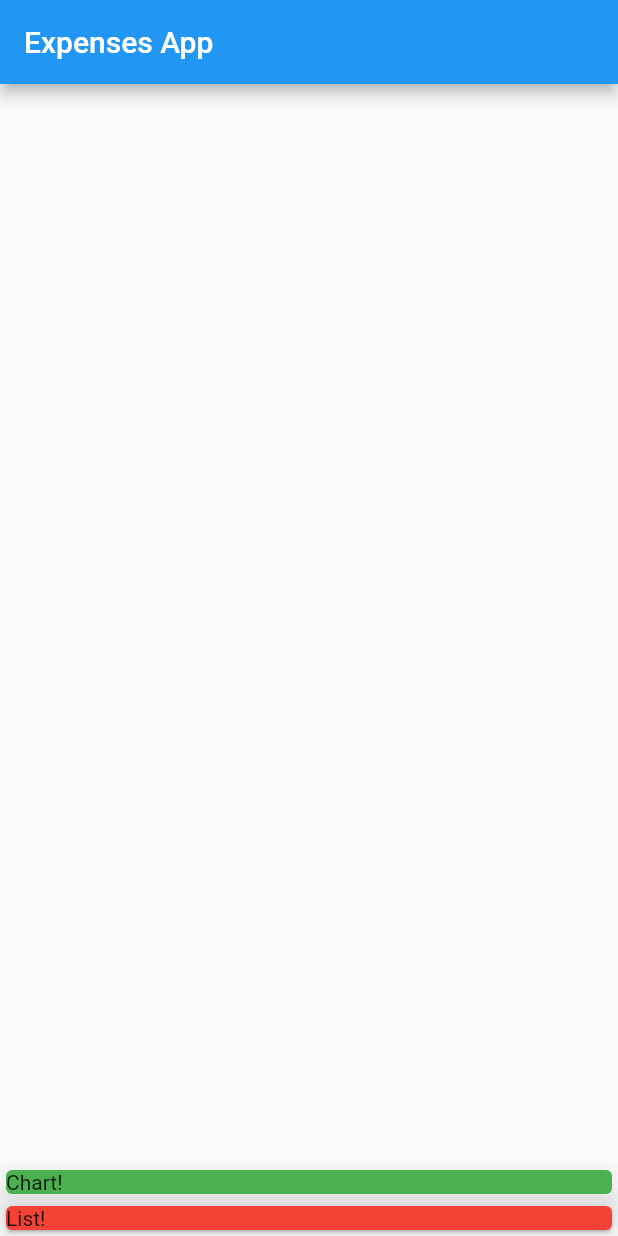
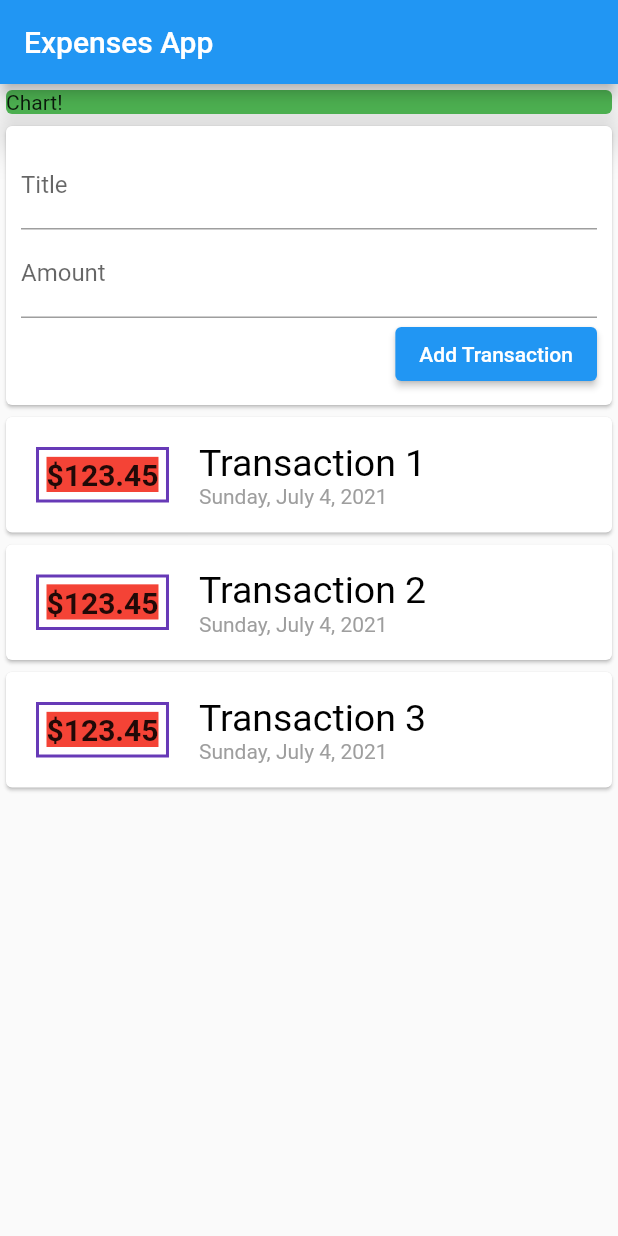
Before and after one commit to Sangamesh77/Flutter_tutorials, a Flutter app: the screen it shows after launch, on a phone screen of 412 x 824 dp. Run offline on Flutter 3.47's test engine with Material 2 defaults, Android fonts, the phone set to English and light mode, and no system bars.

Commit message:
More updates

```diff
--- a/lib/main.dart
+++ b/lib/main.dart
@@ -1,4 +1,8 @@
+import 'package:expenses_tracker/widgets/user_transaction.dart';
 import 'package:flutter/material.dart';
+import 'models/Transaction.dart';
+import './widgets/transaction_list.dart';
+import './widgets/new_transaction.dart';
 
 void main() {
   runApp(MyApp());
@@ -19,6 +23,9 @@ class MyApp extends StatelessWidget {
 }
 
 class HomePage extends StatelessWidget {
+  // String InputTitle;
+  // String InputAmount;
+
   @override
   Widget build(BuildContext context) {
     return Scaffold(
@@ -26,7 +33,7 @@ class HomePage extends StatelessWidget {
         title: Text("Expenses App"),
       ),
       body: Column(
-        mainAxisAlignment: MainAxisAlignment.end,
+        mainAxisAlignment: MainAxisAlignment.start,
         crossAxisAlignment: CrossAxisAlignment.stretch,
         children: <Widget>[
           Card(
@@ -34,10 +41,7 @@ class HomePage extends StatelessWidget {
             child: Text("Chart!"),
             elevation: 10,
           ),
-          Card(
-            color: Colors.red,
-            child: Text("List!"),
-          )
+          UserTransactions(),
         ],
       ),
     );
--- /dev/null
+++ b/lib/models/Transaction.dart
@@ -0,0 +1,15 @@
+import 'package:flutter/foundation.dart';
+
+class Transaction {
+  final String id;
+  final String title;
+  final double amount;
+  final DateTime date;
+
+  Transaction({
+    @required this.id,
+    @required this.title,
+    @required this.amount,
+    @required this.date,
+  });
+}
--- /dev/null
+++ b/lib/widgets/new_transaction.dart
@@ -0,0 +1,44 @@
+import 'package:flutter/material.dart';
+
+class NewTransaction extends StatelessWidget {
+  //const NewTransaction({Key? key}) : super(key: key);
+  final titleController = TextEditingController();
+  final amountController = TextEditingController();
+  final Function(String,double) _addTransaction;
+
+  NewTransaction(this._addTransaction);
+
+  @override
+  Widget build(BuildContext context) {
+    return Card(
+      child: Container(
+        margin: EdgeInsets.all(10),
+        child: Column(
+          crossAxisAlignment: CrossAxisAlignment.end,
+          children: [
+            TextField(
+              decoration: InputDecoration(
+                labelText: 'Title',
+              ),
+              //onChanged: (val) => InputTitle = val,
+              controller: titleController,
+            ),
+            TextField(
+              decoration: InputDecoration(
+                labelText: 'Amount',
+              ),
+              // onChanged: (val) => InputAmount = val,
+              controller: amountController,
+            ),
+            ElevatedButton(
+              child: Text('Add Transaction'),
+              onPressed: () {
+                _addTransaction(titleController.text,double.parse(amountController.text));
+              },
+            )
+          ],
+        ),
+      ),
+    );
+  }
+}
--- /dev/null
+++ b/lib/widgets/transaction_list.dart
@@ -0,0 +1,62 @@
+import 'package:flutter/material.dart';
+import '../models/Transaction.dart';
+import 'package:intl/intl.dart';
+
+class TransactionList extends StatelessWidget {
+  final List<Transaction> _usertransactions;
+
+  TransactionList(this._usertransactions);
+
+  @override
+  Widget build(BuildContext context) {
+    return Container(
+      height: 300,
+      child: SingleChildScrollView(
+        child: Column(
+          children: _usertransactions.map((tx) {
+            return Card(
+                child: Row(children: [
+              Container(
+                  padding: EdgeInsets.all(5),
+                  margin: EdgeInsets.all(20),
+                  decoration: BoxDecoration(
+                    border: Border.all(
+                      color: Colors.deepPurple,
+                      width: 2,
+                    ),
+                  ),
+                  child: Text(
+                    '\$${tx.amount}',
+                    style: TextStyle(
+                      fontWeight: FontWeight.bold,
+                      backgroundColor: Colors.red,
+                      fontSize: 20,
+                    ),
+                  )),
+              Column(
+                crossAxisAlignment: CrossAxisAlignment.start,
+                children: [
+                  Text(
+                    tx.title,
+                    textAlign: TextAlign.left,
+                    style: TextStyle(
+                      fontSize: 25,
+                      color: Colors.black,
+                    ),
+                  ),
+                  Text(
+                    DateFormat.yMMMMEEEEd().format(tx.date),
+                    textAlign: TextAlign.justify,
+                    style: TextStyle(
+                      color: Colors.grey,
+                    ),
+                  ),
+                ],
+              ),
+            ]));
+          }).toList(),
+        ),
+      ),
+    );
+  }
+}
--- /dev/null
+++ b/lib/widgets/user_transaction.dart
@@ -0,0 +1,57 @@
+import './transaction_list.dart';
+import 'package:flutter/material.dart';
+import './new_transaction.dart';
+import '../models/Transaction.dart';
+
+class UserTransactions extends StatefulWidget {
+  //const UserTransactions({Key? key}) : super(key: key);
+
+  @override
+  _UserTransactionsState createState() => _UserTransactionsState();
+}
+
+class _UserTransactionsState extends State<UserTransactions> {
+  final List<Transaction> _usertransactions = [
+    Transaction(
+      id: 't1',
+      title: 'Transaction 1',
+      amount: 123.45,
+      date: DateTime.now(),
+    ),
+    Transaction(
+      id: 't2',
+      title: 'Transaction 2',
+      amount: 123.45,
+      date: DateTime.now(),
+    ),
+    Transaction(
+      id: 't1',
+      title: 'Transaction 3',
+      amount: 123.45,
+      date: DateTime.now(),
+    ),
+  ];
+
+  void _addTransaction(String txTitle, double txAmount) {
+    final newTx = Transaction(
+      id: DateTime.now().toString(),
+      title: txTitle,
+      amount: txAmount,
+      date: DateTime.now(),
+    );
+
+    setState(() {
+      _usertransactions.add(newTx);
+    });
+  }
+
+  @override
+  Widget build(BuildContext context) {
+    return Column(
+      children: [
+        NewTransaction(_addTransaction),
+        TransactionList(_usertransactions),
+      ],
+    );
+  }
+}
--- a/pubspec.yaml
+++ b/pubspec.yaml
@@ -23,6 +23,7 @@ environment:
 dependencies:
   flutter:
     sdk: flutter
+  intl: ^0.17.0
 
 
   # The following adds the Cupertino Icons font to your application.
```
Also changed, not shown: pubspec.lock.
